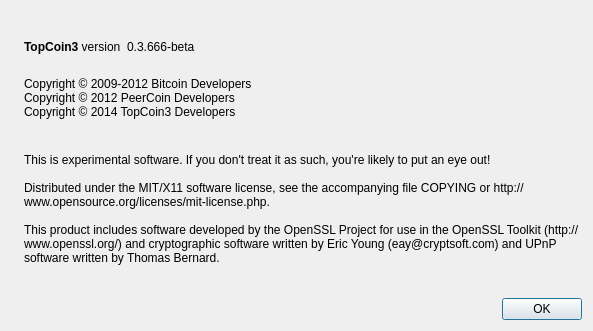
Above: src/qt/forms/aboutdialog.ui from crymzyn/TopCoin3 before the change. Below: the same form after it.
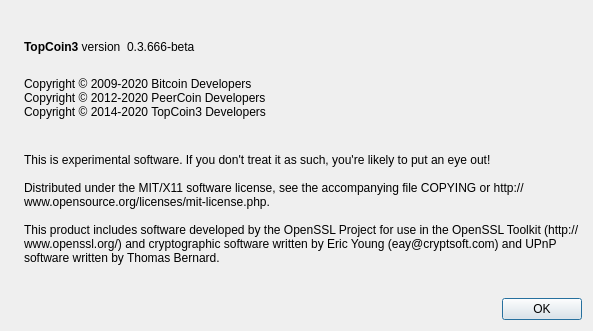
That is the form after the change. Icons and pictures are not drawn.

What changed in the file:
```diff
--- a/src/qt/forms/aboutdialog.ui
+++ b/src/qt/forms/aboutdialog.ui
@@ -92,9 +92,9 @@
        </property>
        <property name="text">
         <string>
-Copyright © 2009-2012 Bitcoin Developers
-Copyright © 2012 PeerCoin Developers
-Copyright © 2014 TopCoin3 Developers
+Copyright © 2009-2020 Bitcoin Developers
+Copyright © 2012-2020 PeerCoin Developers
+Copyright © 2014-2020 TopCoin3 Developers
 </string>
        </property>
        <property name="textInteractionFlags">
```
